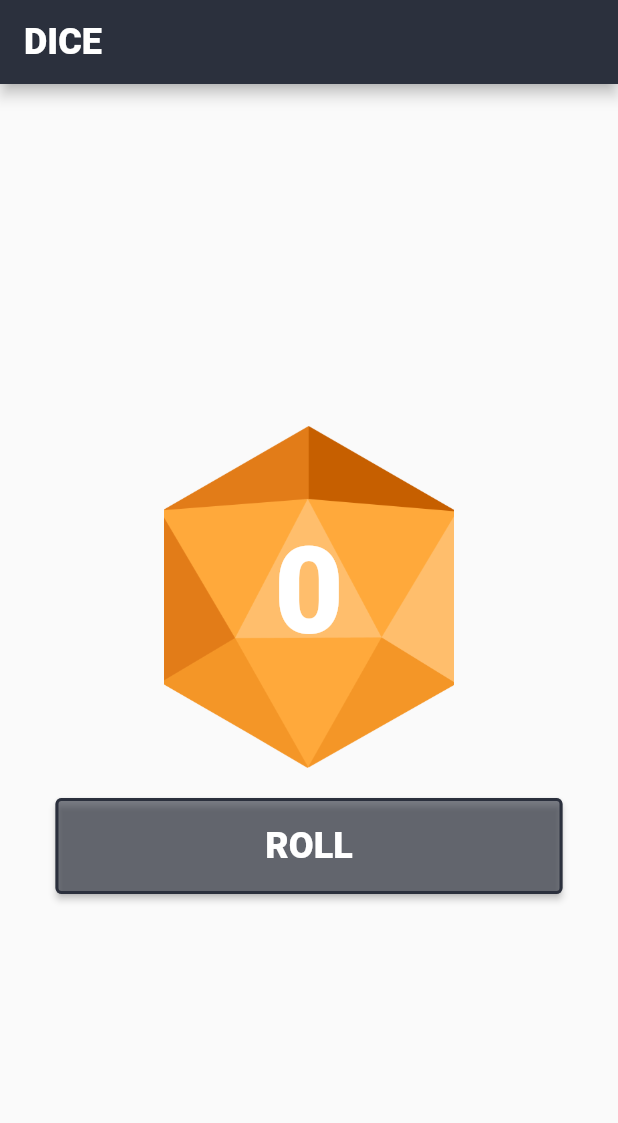
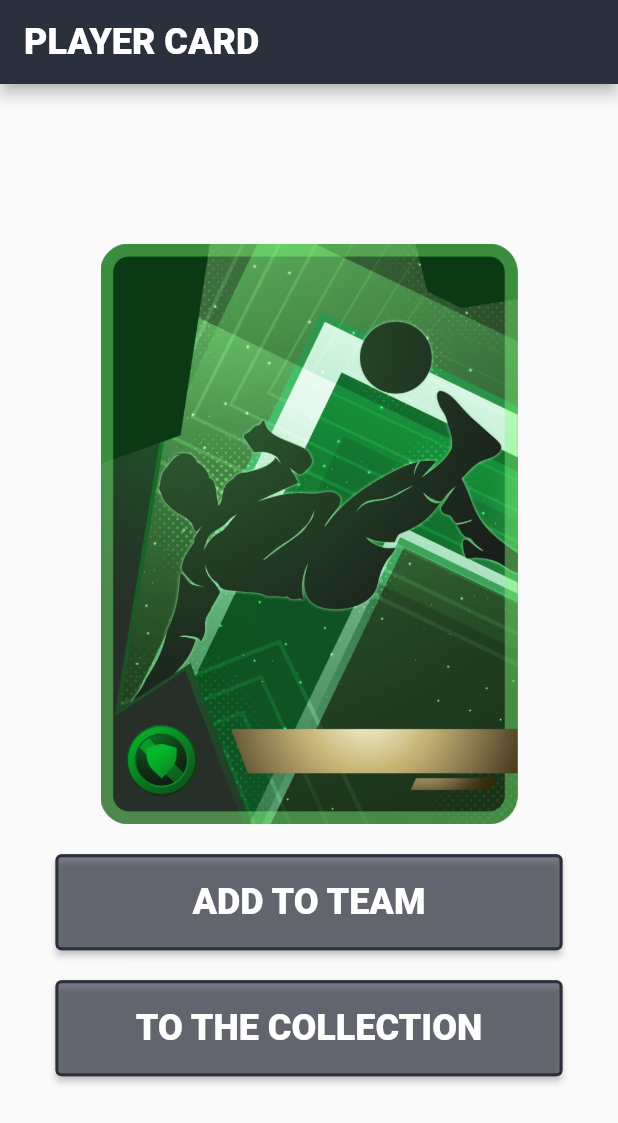
Before and after one commit to adityadave29/football_app, a Flutter app: the screen it shows after launch, on a phone screen of 412 x 824 dp. Shown: the top 1123 px of the screen. Run offline on Flutter 3.47's test engine with Material 2 defaults, Android fonts, the phone set to English and light mode, and no system bars; Roboto replaces fonts that are missing (DIN Pro).

Commit message:
"sept-29"

```diff
--- a/lib/main.dart
+++ b/lib/main.dart
@@ -1,6 +1,7 @@
 import 'package:flutter/material.dart';
 import 'package:football_app/screens/dice_roller.dart';
 import 'package:football_app/screens/homepage.dart';
+import 'package:football_app/screens/player_card.dart';
 
 void main() {
   runApp(const MyApp());
@@ -13,7 +14,7 @@ class MyApp extends StatelessWidget {
   Widget build(BuildContext context) {
     return const MaterialApp(
       debugShowCheckedModeBanner: false,
-      home: DiceRoller(),
+      home: PlayerCard(),
     );
   }
 }
--- /dev/null
+++ b/lib/screens/player_card.dart
@@ -0,0 +1,71 @@
+import 'package:flutter/material.dart';
+import 'package:football_app/components/appbar.dart';
+
+class PlayerCard extends StatefulWidget {
+  const PlayerCard({super.key});
+
+  @override
+  State<PlayerCard> createState() => _PlayerCardState();
+}
+
+class _PlayerCardState extends State<PlayerCard> {
+  @override
+  Widget build(BuildContext context) {
+    return Scaffold(
+      appBar: AppBar(
+        backgroundColor: const Color(0xFF2B303D),
+        title: const appBar(title: 'PLAYER CARD'),
+      ),
+      body: Center(
+        child: Column(
+          mainAxisAlignment: MainAxisAlignment.center,
+          children: [
+            Stack(
+              alignment: Alignment.center,
+              children: [
+                Container(
+                  width: 278,
+                  height: 387,
+                  decoration: const BoxDecoration(
+                    image: DecorationImage(
+                      image: AssetImage('assets/images/player_card.png'),
+                      fit: BoxFit.cover,
+                    ),
+                  ),
+                ),
+              ],
+            ),
+            const SizedBox(height: 20),
+            ElevatedButton(
+              style: ElevatedButton.styleFrom(
+                foregroundColor: Colors.white,
+                backgroundColor: const Color(0x992B303D),
+                side: const BorderSide(width: 2, color: Color(0xFF2B303D)),
+              ),
+              onPressed: () {},
+              child: const SizedBox(
+                width: 306,
+                height: 64,
+                child: Center(child: appBar(title: 'ADD TO TEAM')),
+              ),
+            ),
+            const SizedBox(height: 20),
+            ElevatedButton(
+              style: ElevatedButton.styleFrom(
+                foregroundColor: Colors.white,
+                backgroundColor: const Color(0x992B303D),
+                side: const BorderSide(width: 2, color: Color(0xFF2B303D)),
+              ),
+              onPressed: () {},
+              child: const SizedBox(
+                width: 306,
+                height: 64,
+                child: Center(child: appBar(title: 'TO THE COLLECTION')),
+              ),
+            ),
+          ],
+        ),
+      ),
+    );
+  }
+}
```
Also changed, not shown: assets/images/player_card.png (added), 31 other files.
